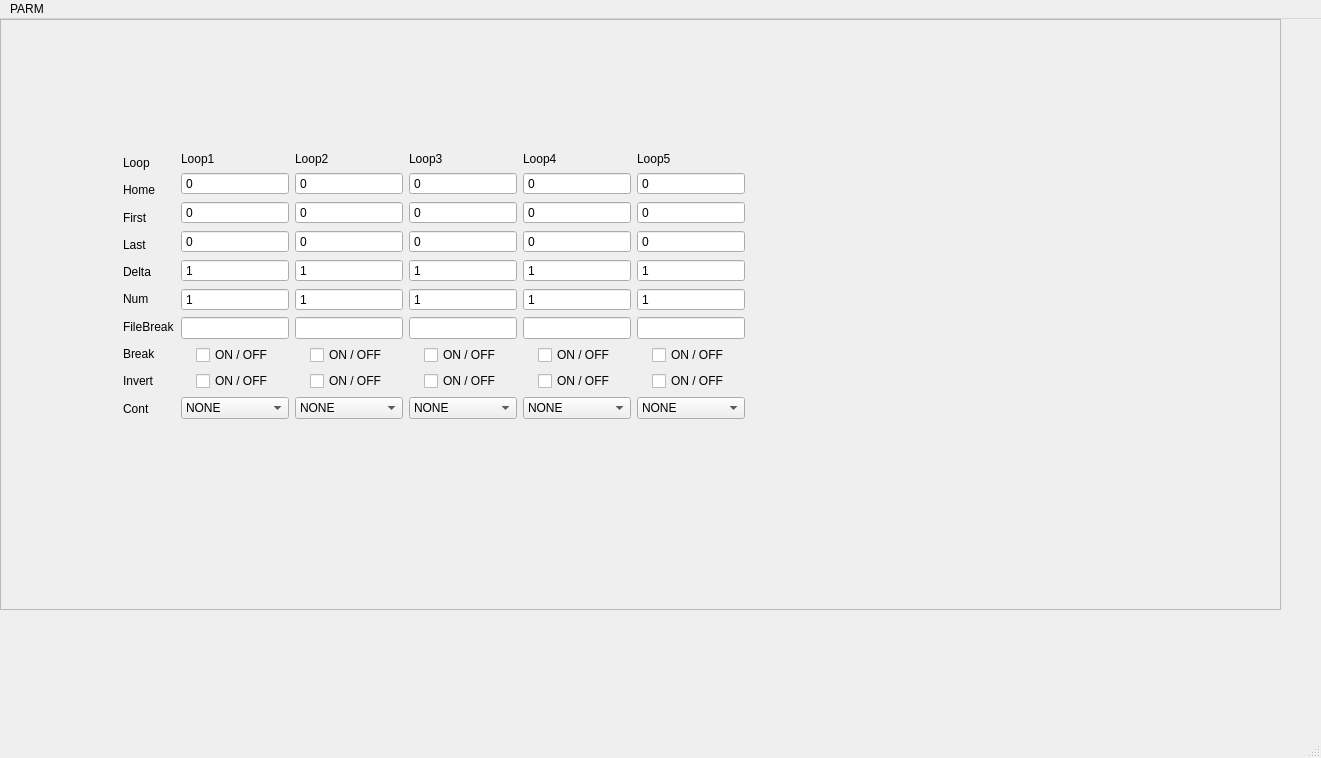
Before: the Qt Designer form TRS2/GuiSource/trs2.ui in antoniopifferi/TRS2, drawn with Qt 5.
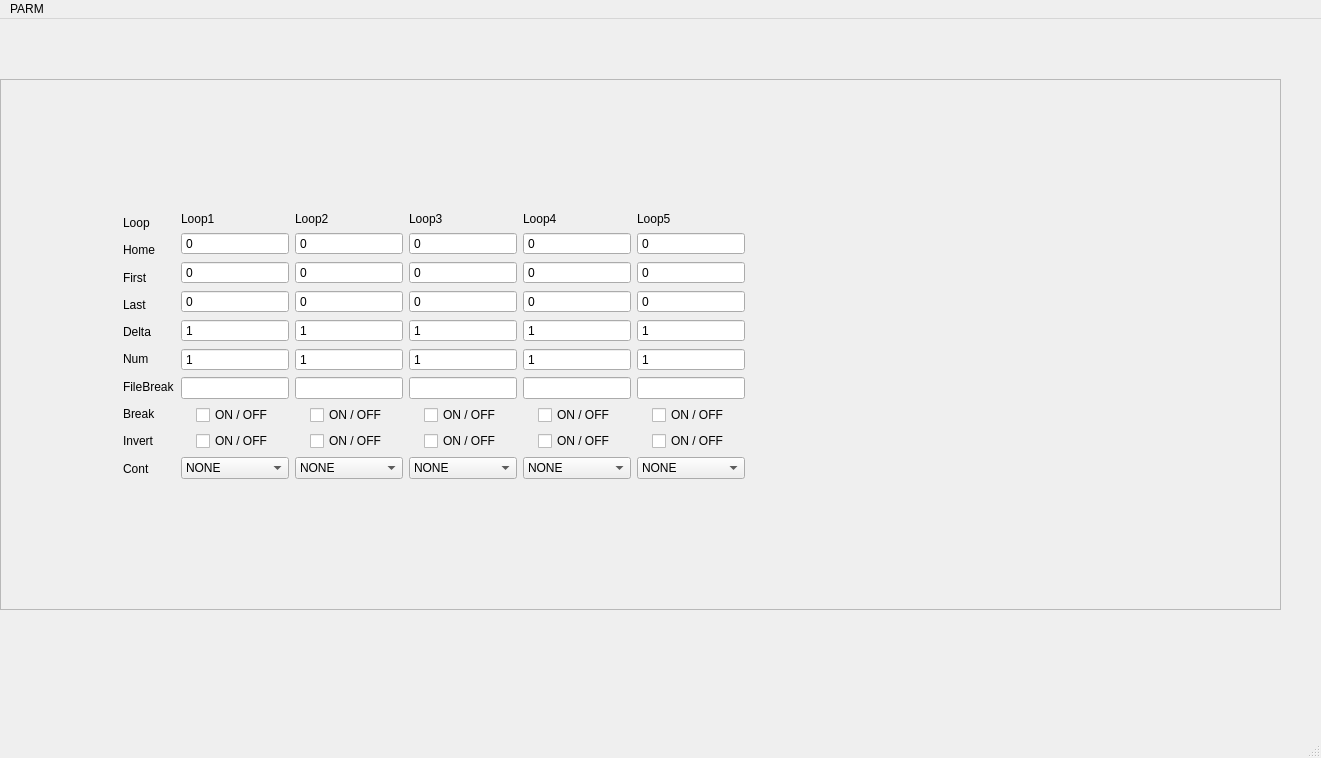
After: the same form once the commit is applied.

What changed in the file:
```diff
--- a/TRS2/GuiSource/trs2.ui
+++ b/TRS2/GuiSource/trs2.ui
@@ -21,9 +21,9 @@
     <property name="geometry">
      <rect>
       <x>0</x>
-      <y>0</y>
+      <y>60</y>
       <width>1281</width>
-      <height>591</height>
+      <height>531</height>
      </rect>
     </property>
     <property name="frameShape">
```
Left out of the diff: 7 changed lines with no effect on the pictures.
